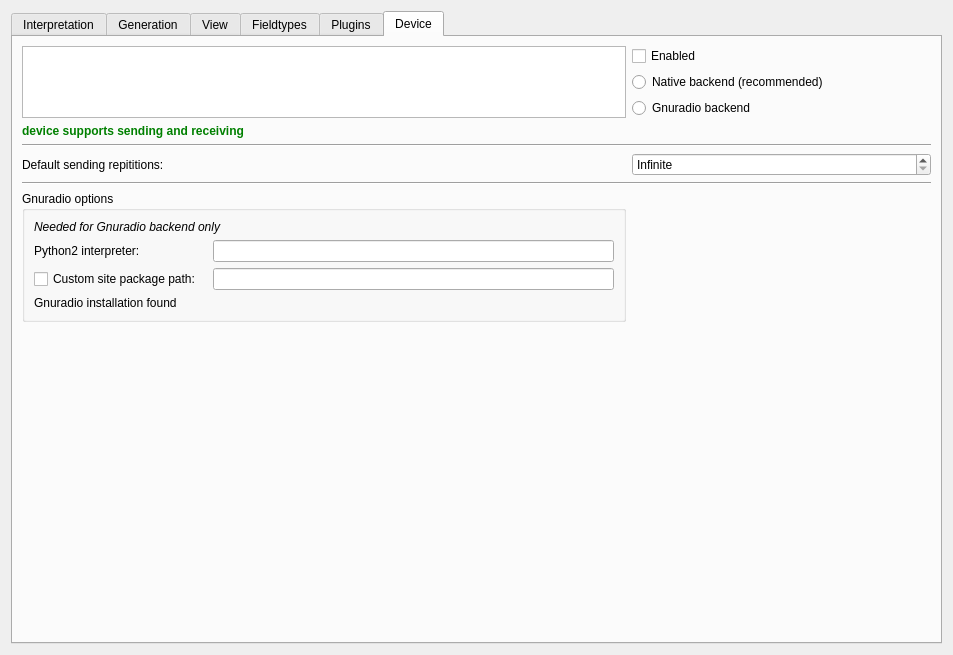
jopohl/urh, file ui/options.ui: the form before one commit.
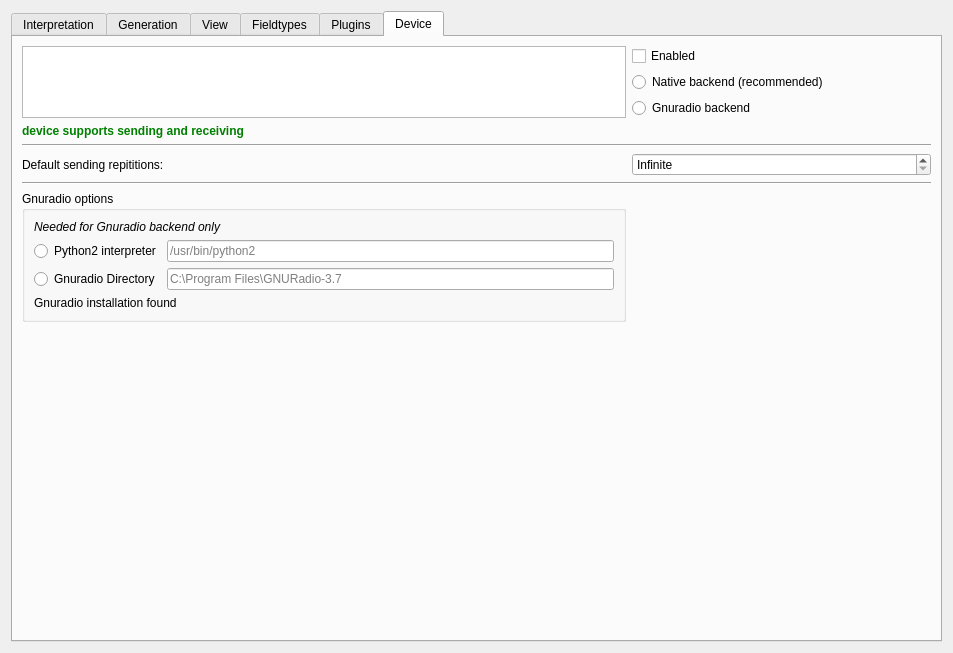
The form after the commit. Icons and pictures are not drawn. Custom widgets are drawn as their Qt base class.

Commit message: support gnuradio on windows

Diff of the .ui file:
```diff
--- a/ui/options.ui
+++ b/ui/options.ui
@@ -7,7 +7,7 @@
     <x>0</x>
     <y>0</y>
     <width>953</width>
-    <height>655</height>
+    <height>653</height>
    </rect>
   </property>
   <property name="windowTitle">
@@ -466,7 +466,7 @@
           <string>Gnuradio options</string>
          </property>
          <layout class="QGridLayout" name="gridLayout_2">
-          <item row="0" column="0" colspan="3">
+          <item row="0" column="0" colspan="2">
            <widget class="QLabel" name="label_11">
             <property name="font">
              <font>
@@ -478,27 +478,17 @@
             </property>
            </widget>
           </item>
-          <item row="1" column="0" colspan="2">
-           <widget class="QLabel" name="label_10">
-            <property name="text">
-             <string>Python2 interpreter:</string>
-            </property>
-           </widget>
-          </item>
-          <item row="1" column="2">
-           <widget class="QLineEdit" name="lineEditPython2Interpreter"/>
-          </item>
-          <item row="2" column="0">
-           <widget class="QCheckBox" name="checkBoxCustomSitePackagePath">
+          <item row="1" column="1">
+           <widget class="QLineEdit" name="lineEditPython2Interpreter">
             <property name="toolTip">
-             <string>&lt;html&gt;&lt;head/&gt;&lt;body&gt;&lt;p&gt;If you installed Gnuradio with a bundled python interpreter, you need to enter the site-packages path of the installation here. The path should be something like &lt;span style=&quot; font-style:italic;&quot;&gt;C:\Program Files\GNURadio-3.7\lib\site-packages&lt;/span&gt;.&lt;/p&gt;&lt;/body&gt;&lt;/html&gt;</string>
+             <string>&lt;html&gt;&lt;head/&gt;&lt;body&gt;&lt;p&gt;Use this option if you installed Gnuradio with your package manager e.g. on Linux and Mac OS X.&lt;/p&gt;&lt;/body&gt;&lt;/html&gt;</string>
             </property>
-            <property name="text">
-             <string>Custom site package path:</string>
+            <property name="placeholderText">
+             <string>/usr/bin/python2</string>
             </property>
            </widget>
           </item>
-          <item row="3" column="0" colspan="3">
+          <item row="3" column="0" colspan="2">
            <widget class="QLabel" name="lGnuradioInstalled">
             <property name="styleSheet">
              <string notr="true"/>
@@ -508,13 +498,36 @@
             </property>
            </widget>
           </item>
-          <item row="2" column="2">
-           <widget class="QLineEdit" name="lineEditCustomSitePackagePath">
+          <item row="2" column="1">
+           <widget class="QLineEdit" name="lineEditGnuradioDirectory">
             <property name="enabled">
              <bool>true</bool>
             </property>
             <property name="toolTip">
-             <string>&lt;html&gt;&lt;head/&gt;&lt;body&gt;&lt;p&gt;If you installed Gnuradio with a bundled python interpreter, you need to enter the site-packages path of the installation here. The path should be something like &lt;span style=&quot; font-style:italic;&quot;&gt;C:\Program Files\GNURadio-3.7\lib\site-packages&lt;/span&gt;.&lt;/p&gt;&lt;/body&gt;&lt;/html&gt;</string>
+             <string>&lt;html&gt;&lt;head/&gt;&lt;body&gt;&lt;p&gt;If you installed Gnuradio with a bundled python interpreter, you need to enter the site-packages path of the installation here. The path should be something like &lt;span style=&quot; font-style:italic;&quot;&gt;C:\Program Files\GNURadio-3.7&lt;/span&gt;.&lt;/p&gt;&lt;/body&gt;&lt;/html&gt;</string>
+            </property>
+            <property name="placeholderText">
+             <string>C:\Program Files\GNURadio-3.7</string>
+            </property>
+           </widget>
+          </item>
+          <item row="1" column="0">
+           <widget class="QRadioButton" name="radioButtonPython2Interpreter">
+            <property name="toolTip">
+             <string>&lt;html&gt;&lt;head/&gt;&lt;body&gt;&lt;p&gt;Use this option if you installed Gnuradio with your package manager e.g. on Linux and Mac OS X.&lt;/p&gt;&lt;/body&gt;&lt;/html&gt;</string>
+            </property>
+            <property name="text">
+             <string>Python2 interpreter</string>
+            </property>
+           </widget>
+          </item>
+          <item row="2" column="0">
+           <widget class="QRadioButton" name="radioButtonGnuradioDirectory">
+            <property name="toolTip">
+             <string>&lt;html&gt;&lt;head/&gt;&lt;body&gt;&lt;p&gt;If you installed Gnuradio with a bundled python interpreter, you need to enter the site-packages path of the installation here. The path should be something like &lt;span style=&quot; font-style:italic;&quot;&gt;C:\Program Files\GNURadio-3.7&lt;/span&gt;.&lt;/p&gt;&lt;/body&gt;&lt;/html&gt;</string>
+            </property>
+            <property name="text">
+             <string>Gnuradio Directory</string>
             </property>
            </widget>
           </item>
```
The commit also changes 6 other files.
